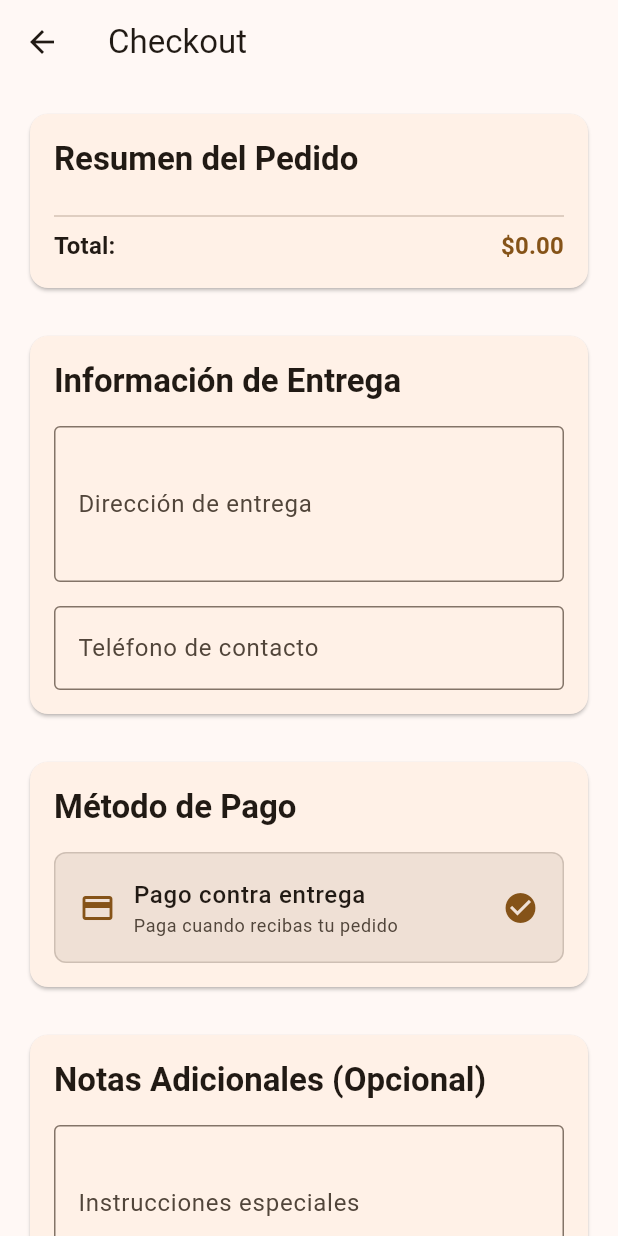
After one commit to luismoron/saray, a Flutter app: the CheckoutScreen screen opened by its route, on a phone screen of 412 x 824 dp. The commit adds this screen. Run offline on Flutter 3.47's test engine with Material 3 defaults, Android fonts, the phone set to English and light mode, and no system bars; our stand-ins replace cached_network_image, cloud_firestore, firebase_auth, firebase_core; accounts and stored records are empty; generated files the repository leaves out were written again.

Commit message:
Agregar funcionalidad de checkout: implementar pantalla de checkout, gestión de pedidos y actualización de stock de productos.

```diff
--- a/lib/main.dart
+++ b/lib/main.dart
@@ -12,6 +12,7 @@ import 'screens/home_screen.dart';
 import 'screens/reset_password_screen.dart';
 import 'screens/catalog_screen.dart';
 import 'screens/cart_screen.dart';
+import 'screens/checkout_screen.dart';
 
 void main() async {
   WidgetsFlutterBinding.ensureInitialized();
@@ -69,6 +70,7 @@ class MyApp extends StatelessWidget {
           '/home': (context) => const HomeScreen(),
           '/catalog': (context) => const CatalogScreen(),
           '/cart': (context) => const CartScreen(),
+          '/checkout': (context) => const CheckoutScreen(),
         },
       ),
     );
--- /dev/null
+++ b/lib/models/order.dart
@@ -0,0 +1,100 @@
+import 'package:cloud_firestore/cloud_firestore.dart';
+import 'cart_item.dart';
+
+enum OrderStatus {
+  pending,
+  confirmed,
+  preparing,
+  shipped,
+  delivered,
+  cancelled,
+}
+
+class Order {
+  final String id;
+  final String userId;
+  final List<CartItem> items;
+  final double total;
+  final OrderStatus status;
+  final String deliveryAddress;
+  final String phoneNumber;
+  final String? notes;
+  final DateTime createdAt;
+  final DateTime updatedAt;
+
+  Order({
+    required this.id,
+    required this.userId,
+    required this.items,
+    required this.total,
+    required this.status,
+    required this.deliveryAddress,
+    required this.phoneNumber,
+    this.notes,
+    required this.createdAt,
+    required this.updatedAt,
+  });
+
+  // Constructor desde Firestore
+  factory Order.fromFirestore(Map<String, dynamic> data, String id) {
+    return Order(
+      id: id,
+      userId: data['userId'] ?? '',
+      items: (data['items'] as List<dynamic>?)
+          ?.map((item) => CartItem.fromFirestore(item as Map<String, dynamic>, ''))
+          .toList() ?? [],
+      total: (data['total'] ?? 0.0).toDouble(),
+      status: OrderStatus.values.firstWhere(
+        (status) => status.toString().split('.').last == data['status'],
+        orElse: () => OrderStatus.pending,
+      ),
+      deliveryAddress: data['deliveryAddress'] ?? '',
+      phoneNumber: data['phoneNumber'] ?? '',
+      notes: data['notes'],
+      createdAt: (data['createdAt'] as Timestamp?)?.toDate() ?? DateTime.now(),
+      updatedAt: (data['updatedAt'] as Timestamp?)?.toDate() ?? DateTime.now(),
+    );
+  }
+
+  // Convertir a Map para Firestore
+  Map<String, dynamic> toFirestore() {
+    return {
+      'userId': userId,
+      'items': items.map((item) => item.toFirestore()).toList(),
+      'total': total,
+      'status': status.toString().split('.').last,
+      'deliveryAddress': deliveryAddress,
+      'phoneNumber': phoneNumber,
+      'notes': notes,
+      'createdAt': createdAt,
+      'updatedAt': updatedAt,
+    };
+  }
+
+  // Copiar con cambios
+  Order copyWith({
+    String? id,
+    String? userId,
+    List<CartItem>? items,
+    double? total,
+    OrderStatus? status,
+    String? deliveryAddress,
+    String? phoneNumber,
+    String? notes,
+    DateTime? createdAt,
+    DateTime? updatedAt,
+  }) {
+    return Order(
+      id: id ?? this.id,
+      userId: userId ?? this.userId,
+      items: items ?? this.items,
+      total: total ?? this.total,
+      status: status ?? this.status,
+      deliveryAddress: deliveryAddress ?? this.deliveryAddress,
+      phoneNumber: phoneNumber ?? this.phoneNumber,
+      notes: notes ?? this.notes,
+      createdAt: createdAt ?? this.createdAt,
+      updatedAt: updatedAt ?? this.updatedAt,
+    );
+  }
+}
--- a/lib/screens/cart_screen.dart
+++ b/lib/screens/cart_screen.dart
@@ -212,12 +212,7 @@ class _CartScreenState extends State<CartScreen> {
   }
 
   void _proceedToCheckout(BuildContext context, CartProvider cartProvider) {
-    // TODO: Implementar pantalla de checkout
-    ScaffoldMessenger.of(context).showSnackBar(
-      const SnackBar(
-        content: Text('Funcionalidad de checkout próximamente'),
-        duration: Duration(seconds: 3),
-      ),
-    );
+    // Navegar al checkout
+    Navigator.of(context).pushNamed('/checkout');
   }
 }
--- /dev/null
+++ b/lib/screens/checkout_screen.dart
@@ -0,0 +1,405 @@
+import 'package:flutter/material.dart';
+import 'package:provider/provider.dart';
+import '../l10n/app_localizations.dart';
+import '../providers/auth_provider.dart';
+import '../providers/cart_provider.dart';
+import '../models/order.dart' as order_model;
+import '../services/order_service.dart';
+
+class CheckoutScreen extends StatefulWidget {
+  const CheckoutScreen({super.key});
+
+  @override
+  State<CheckoutScreen> createState() => _CheckoutScreenState();
+}
+
+class _CheckoutScreenState extends State<CheckoutScreen> {
+  final _formKey = GlobalKey<FormState>();
+  final _addressController = TextEditingController();
+  final _phoneController = TextEditingController();
+  final _notesController = TextEditingController();
+
+  bool _isProcessing = false;
+
+  @override
+  void dispose() {
+    _addressController.dispose();
+    _phoneController.dispose();
+    _notesController.dispose();
+    super.dispose();
+  }
+
+  @override
+  Widget build(BuildContext context) {
+    final l10n = AppLocalizations.of(context)!;
+    final theme = Theme.of(context);
+    final cartProvider = Provider.of<CartProvider>(context);
+    final authProvider = Provider.of<AuthProvider>(context);
+
+    return Scaffold(
+      appBar: AppBar(
+        title: Text('Checkout'),
+      ),
+      body: _isProcessing
+          ? const Center(child: CircularProgressIndicator())
+          : SingleChildScrollView(
+              padding: const EdgeInsets.all(16),
+              child: Form(
+                key: _formKey,
+                child: Column(
+                  crossAxisAlignment: CrossAxisAlignment.start,
+                  children: [
+                    // Información del pedido
+                    _buildOrderSummary(context, cartProvider, theme),
+
+                    const SizedBox(height: 24),
+
+                    // Información de entrega
+                    _buildDeliveryInfo(context, theme, authProvider),
+
+                    const SizedBox(height: 24),
+
+                    // Método de pago (placeholder)
+                    _buildPaymentMethod(context, theme),
+
+                    const SizedBox(height: 24),
+
+                    // Notas adicionales
+                    _buildNotes(context, theme),
+
+                    const SizedBox(height: 32),
+
+                    // Botón de confirmar pedido
+                    _buildConfirmButton(context, cartProvider, theme),
+                  ],
+                ),
+              ),
+            ),
+    );
+  }
+
+  Widget _buildOrderSummary(BuildContext context, CartProvider cartProvider, ThemeData theme) {
+    return Card(
+      child: Padding(
+        padding: const EdgeInsets.all(16),
+        child: Column(
+          crossAxisAlignment: CrossAxisAlignment.start,
+          children: [
+            Text(
+              'Resumen del Pedido',
+              style: theme.textTheme.titleLarge?.copyWith(
+                fontWeight: FontWeight.bold,
+              ),
+            ),
+            const SizedBox(height: 16),
+
+            // Lista de productos
+            ListView.builder(
+              shrinkWrap: true,
+              physics: const NeverScrollableScrollPhysics(),
+              itemCount: cartProvider.cartItems.length,
+              itemBuilder: (context, index) {
+                final item = cartProvider.cartItems[index];
+                return Padding(
+                  padding: const EdgeInsets.only(bottom: 8),
+                  child: Row(
+                    children: [
+                      Expanded(
+                        child: Text(
+                          '${item.product.name} x${item.quantity}',
+                          style: theme.textTheme.bodyMedium,
+                        ),
+                      ),
+                      Text(
+                        '\$${(item.product.price * item.quantity).toStringAsFixed(2)}',
+                        style: theme.textTheme.bodyMedium?.copyWith(
+                          fontWeight: FontWeight.bold,
+                        ),
+                      ),
+                    ],
+                  ),
+                );
+              },
+            ),
+
+            const Divider(),
+
+            // Total
+            Row(
+              mainAxisAlignment: MainAxisAlignment.spaceBetween,
+              children: [
+                Text(
+                  'Total:',
+                  style: theme.textTheme.titleMedium?.copyWith(
+                    fontWeight: FontWeight.bold,
+                  ),
+                ),
+                Text(
+                  '\$${cartProvider.total.toStringAsFixed(2)}',
+                  style: theme.textTheme.titleMedium?.copyWith(
+                    color: theme.colorScheme.primary,
+                    fontWeight: FontWeight.bold,
+                  ),
+                ),
+              ],
+            ),
+          ],
+        ),
+      ),
+    );
+  }
+
+  Widget _buildDeliveryInfo(BuildContext context, ThemeData theme, AuthProvider authProvider) {
+    return Card(
+      child: Padding(
+        padding: const EdgeInsets.all(16),
+        child: Column(
+          crossAxisAlignment: CrossAxisAlignment.start,
+          children: [
+            Text(
+              'Información de Entrega',
+              style: theme.textTheme.titleLarge?.copyWith(
+                fontWeight: FontWeight.bold,
+              ),
+            ),
+            const SizedBox(height: 16),
+
+            // Dirección
+            TextFormField(
+              controller: _addressController,
+              decoration: const InputDecoration(
+                labelText: 'Dirección de entrega',
+                hintText: 'Calle, número, ciudad, código postal',
+                border: OutlineInputBorder(),
+              ),
+              validator: (value) {
+                if (value == null || value.isEmpty) {
+                  return 'Por favor ingresa una dirección';
+                }
+                return null;
+              },
+              maxLines: 3,
+            ),
+
+            const SizedBox(height: 16),
+
+            // Teléfono
+            TextFormField(
+              controller: _phoneController,
+              decoration: const InputDecoration(
+                labelText: 'Teléfono de contacto',
+                hintText: '+1234567890',
+                border: OutlineInputBorder(),
+              ),
+              validator: (value) {
+                if (value == null || value.isEmpty) {
+                  return 'Por favor ingresa un teléfono';
+                }
+                return null;
+              },
+              keyboardType: TextInputType.phone,
+            ),
+          ],
+        ),
+      ),
+    );
+  }
+
+  Widget _buildPaymentMethod(BuildContext context, ThemeData theme) {
+    return Card(
+      child: Padding(
+        padding: const EdgeInsets.all(16),
+        child: Column(
+          crossAxisAlignment: CrossAxisAlignment.start,
+          children: [
+            Text(
+              'Método de Pago',
+              style: theme.textTheme.titleLarge?.copyWith(
+                fontWeight: FontWeight.bold,
+              ),
+            ),
+            const SizedBox(height: 16),
+
+            // Placeholder para método de pago
+            Container(
+              padding: const EdgeInsets.all(16),
+              decoration: BoxDecoration(
+                color: theme.colorScheme.surfaceContainerHighest,
+                borderRadius: BorderRadius.circular(8),
+                border: Border.all(
+                  color: theme.colorScheme.outline.withOpacity(0.3),
+                ),
+              ),
+              child: Row(
+                children: [
+                  Icon(
+                    Icons.payment,
+                    color: theme.colorScheme.primary,
+                  ),
+                  const SizedBox(width: 12),
+                  Expanded(
+                    child: Column(
+                      crossAxisAlignment: CrossAxisAlignment.start,
+                      children: [
+                        Text(
+                          'Pago contra entrega',
+                          style: theme.textTheme.bodyLarge?.copyWith(
+                            fontWeight: FontWeight.w500,
+                          ),
+                        ),
+                        Text(
+                          'Paga cuando recibas tu pedido',
+                          style: theme.textTheme.bodySmall?.copyWith(
+                            color: theme.colorScheme.onSurfaceVariant,
+                          ),
+                        ),
+                      ],
+                    ),
+                  ),
+                  Icon(
+                    Icons.check_circle,
+                    color: theme.colorScheme.primary,
+                  ),
+                ],
+              ),
+            ),
+          ],
+        ),
+      ),
+    );
+  }
+
+  Widget _buildNotes(BuildContext context, ThemeData theme) {
+    return Card(
+      child: Padding(
+        padding: const EdgeInsets.all(16),
+        child: Column(
+          crossAxisAlignment: CrossAxisAlignment.start,
+          children: [
+            Text(
+              'Notas Adicionales (Opcional)',
+              style: theme.textTheme.titleLarge?.copyWith(
+                fontWeight: FontWeight.bold,
+              ),
+            ),
+            const SizedBox(height: 16),
+
+            TextFormField(
+              controller: _notesController,
+              decoration: const InputDecoration(
+                labelText: 'Instrucciones especiales',
+                hintText: 'Ej: Tocar timbre, dejar en portería, etc.',
+                border: OutlineInputBorder(),
+              ),
+              maxLines: 3,
+            ),
+          ],
+        ),
+      ),
+    );
+  }
+
+  Widget _buildConfirmButton(BuildContext context, CartProvider cartProvider, ThemeData theme) {
+    return SizedBox(
+      width: double.infinity,
+      child: ElevatedButton(
+        onPressed: cartProvider.hasItems ? () => _confirmOrder(context, cartProvider) : null,
+        style: ElevatedButton.styleFrom(
+          padding: const EdgeInsets.symmetric(vertical: 16),
+          shape: RoundedRectangleBorder(
+            borderRadius: BorderRadius.circular(12),
+          ),
+        ),
+        child: const Text(
+          'Confirmar Pedido',
+          style: TextStyle(fontSize: 16, fontWeight: FontWeight.bold),
+        ),
+      ),
+    );
+  }
+
+  Future<void> _confirmOrder(BuildContext context, CartProvider cartProvider) async {
+    if (!_formKey.currentState!.validate()) {
+      return;
+    }
+
+    final authProvider = Provider.of<AuthProvider>(context, listen: false);
+    if (authProvider.user == null) {
+      ScaffoldMessenger.of(context).showSnackBar(
+        const SnackBar(
+          content: Text('Debes iniciar sesión para realizar un pedido'),
+          duration: Duration(seconds: 3),
+        ),
+      );
+      return;
+    }
+
+    setState(() {
+      _isProcessing = true;
+    });
+
+    try {
+      // Crear el pedido
+      final order = order_model.Order(
+        id: '', // Se asignará en Firestore
+        userId: authProvider.user!.id,
+        items: cartProvider.cartItems,
+        total: cartProvider.total,
+        status: order_model.OrderStatus.pending,
+        deliveryAddress: _addressController.text,
+        phoneNumber: _phoneController.text,
+        notes: _notesController.text.isNotEmpty ? _notesController.text : null,
+        createdAt: DateTime.now(),
+        updatedAt: DateTime.now(),
+      );
+
+      final orderService = OrderService();
+      final orderId = await orderService.createOrder(order);
+
+      if (orderId != null) {
+        // Limpiar el carrito
+        await cartProvider.clearCart();
+
+        // Mostrar confirmación y navegar
+        if (context.mounted) {
+          ScaffoldMessenger.of(context).showSnackBar(
+            SnackBar(
+              content: Text('¡Pedido confirmado! ID: $orderId'),
+              duration: const Duration(seconds: 4),
+            ),
+          );
+
+          // Navegar de vuelta al home
+          Navigator.of(context).popUntil((route) => route.isFirst);
+        }
+      } else {
+        if (context.mounted) {
+          ScaffoldMessenger.of(context).showSnackBar(
+            const SnackBar(
+              content: Text('Error al crear el pedido. Inténtalo de nuevo.'),
+              backgroundColor: Colors.red,
+              duration: Duration(seconds: 4),
+            ),
+          );
+        }
+      }
+    } catch (e) {
+      print('Error creating order: $e');
+      if (context.mounted) {
+        ScaffoldMessenger.of(context).showSnackBar(
+          const SnackBar(
+            content: Text('Error al procesar el pedido. Inténtalo de nuevo.'),
+            backgroundColor: Colors.red,
+            duration: Duration(seconds: 4),
+          ),
+        );
+      }
+    } finally {
+      if (mounted) {
+        setState(() {
+          _isProcessing = false;
+        });
+      }
+    }
+  }
+}
```
Also changed, not shown: lib/services/order_service.dart (added, +97 -0 lines), 1 other file.
